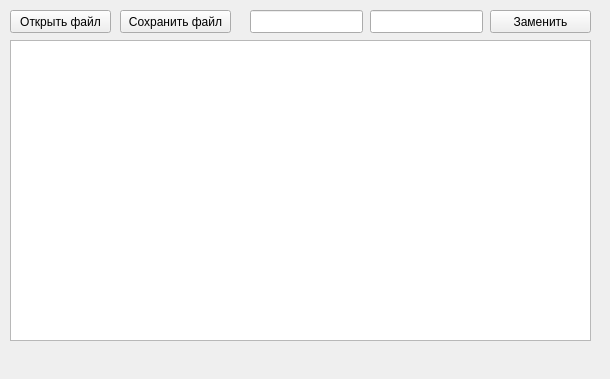
Before: the Qt Designer form mainwindow.ui in lefrostxgcc/TextEditor, drawn with Qt 5.
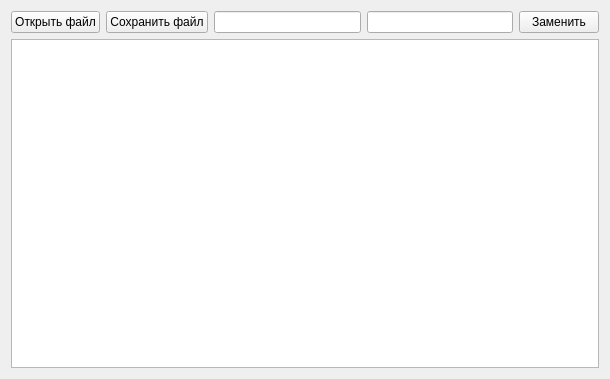
After: the same form once the commit is applied. Icons and pictures are not drawn.

Commit message: Added grid layout

Diff of the .ui file:
```diff
--- a/mainwindow.ui
+++ b/mainwindow.ui
@@ -18,75 +18,38 @@
     <normaloff>:/pen.png</normaloff>:/pen.png</iconset>
   </property>
   <widget class="QWidget" name="centralWidget">
+   <layout class="QGridLayout" name="gridLayout">
+    <item row="0" column="0">
    <widget class="QPushButton" name="buttonOpenFile">
-    <property name="geometry">
-     <rect>
-      <x>10</x>
-      <y>10</y>
-      <width>101</width>
-      <height>23</height>
-     </rect>
-    </property>
     <property name="text">
      <string>Открыть файл</string>
     </property>
    </widget>
-   <widget class="QPlainTextEdit" name="fileContent">
-    <property name="geometry">
-     <rect>
-      <x>10</x>
-      <y>40</y>
-      <width>581</width>
-      <height>301</height>
-     </rect>
-    </property>
-   </widget>
+    </item>
+    <item row="0" column="1">
    <widget class="QPushButton" name="buttonSaveFile">
-    <property name="geometry">
-     <rect>
-      <x>120</x>
-      <y>10</y>
-      <width>111</width>
-      <height>23</height>
-     </rect>
-    </property>
     <property name="text">
      <string>Сохранить файл</string>
     </property>
    </widget>
-   <widget class="QLineEdit" name="searchPattern">
-    <property name="geometry">
-     <rect>
-      <x>250</x>
-      <y>10</y>
-      <width>113</width>
-      <height>23</height>
-     </rect>
-    </property>
-   </widget>
-   <widget class="QLineEdit" name="replacingText">
-    <property name="geometry">
-     <rect>
-      <x>370</x>
-      <y>10</y>
-      <width>113</width>
-      <height>23</height>
-     </rect>
-    </property>
-   </widget>
+    </item>
+    <item row="0" column="2">
+     <widget class="QLineEdit" name="searchPattern"/>
+    </item>
+    <item row="0" column="3">
+     <widget class="QLineEdit" name="replacingText"/>
+    </item>
+    <item row="0" column="4">
    <widget class="QPushButton" name="buttonReplace">
-    <property name="geometry">
-     <rect>
-      <x>490</x>
-      <y>10</y>
-      <width>101</width>
-      <height>23</height>
-     </rect>
-    </property>
     <property name="text">
      <string>Заменить</string>
     </property>
    </widget>
+    </item>
+    <item row="1" column="0" colspan="5">
+     <widget class="QPlainTextEdit" name="fileContent"/>
+    </item>
+   </layout>
   </widget>
   <widget class="QMenuBar" name="menuBar">
    <property name="geometry">
```
Lines whose indentation alone changed are shown as unchanged.
